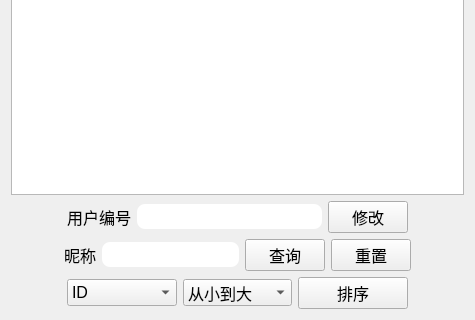
First picture: the form in src/ChatClient/menuwidget.ui, repository xzajyjs/QT_Chat, before the edit; both pictures show x 0 to 475 and y 238 to 558 of the 475 by 558 pixel window.
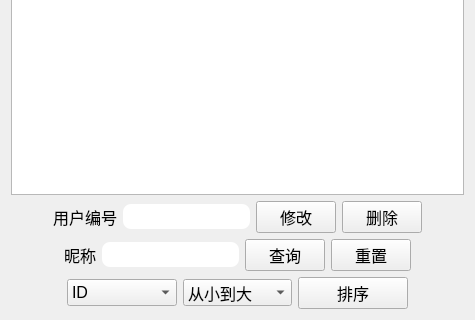
Second picture: the form after the edit.

```diff
--- a/src/ChatClient/menuwidget.ui
+++ b/src/ChatClient/menuwidget.ui
@@ -92,6 +92,13 @@
        </property>
       </widget>
      </item>
+     <item>
+      <widget class="QPushButton" name="delButton">
+       <property name="text">
+        <string>删除</string>
+       </property>
+      </widget>
+     </item>
      <item>
       <spacer name="horizontalSpacer">
        <property name="orientation">
```
